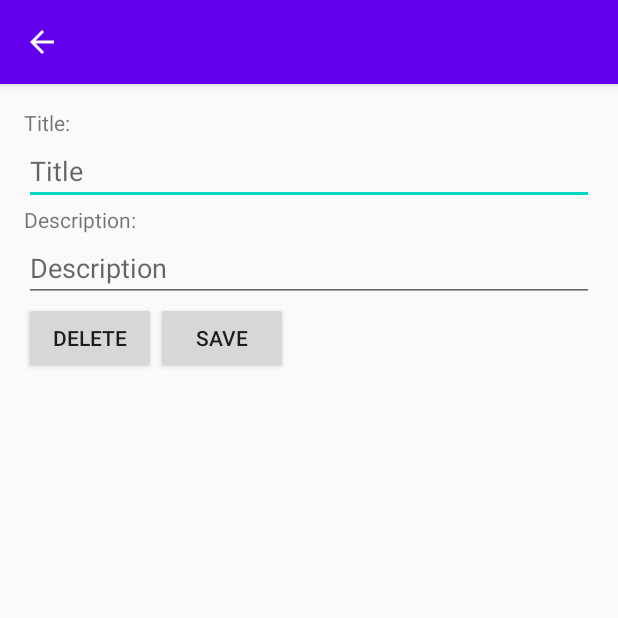
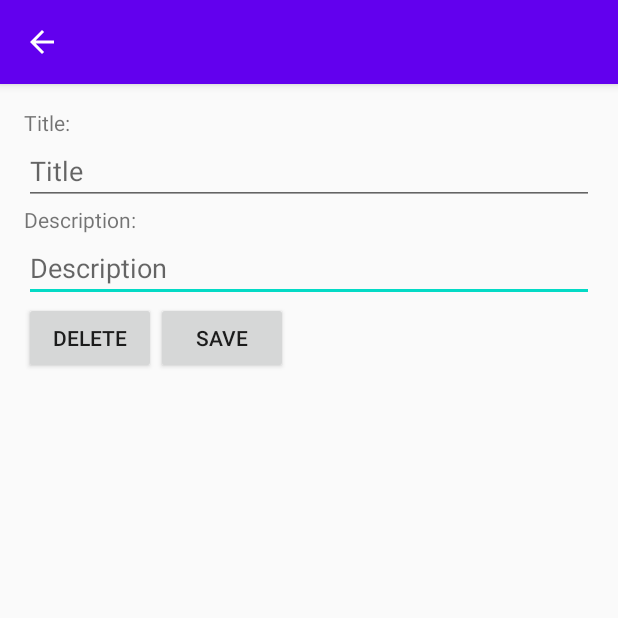
Before and after one commit to Zeniahacks/NoteTaker, an Android app: the screen it shows after launch (DetailActivity), after a tap on "Add Note", on a phone screen of 412 x 824 dp, the top half of it. Run offline under Robolectric (Android 15) with nearby library versions, the phone set to English and light mode, and no system bars.

Commit message:
Updated DetailActivity, added toast and check for empty fields

```diff
--- a/app/src/main/java/sg/edu/rp/c346/id19023702/notetaker/NotesAdapter.java
+++ b/app/src/main/java/sg/edu/rp/c346/id19023702/notetaker/NotesAdapter.java
@@ -14,8 +14,15 @@ import java.util.ArrayList;
 
 public class NotesAdapter extends ArrayAdapter<Note> {
 
-    public NotesAdapter(@NonNull Context context, @NonNull ArrayList<Note> notes) {
-        super(context, 0, notes);
+    private ArrayList<Note> notes;
+    private Context context;
+
+    public NotesAdapter(@NonNull Context context, @NonNull ArrayList<Note> objects) {
+        super(context, 0, objects);
+        // Store the module that is passed to this adapter
+        notes = objects;
+        // Store Context object as we would need to use it later
+        this.context = context;
     }
 
     @NonNull
--- a/app/src/main/res/layout/activity_detail.xml
+++ b/app/src/main/res/layout/activity_detail.xml
@@ -33,7 +33,10 @@
             android:layout_width="match_parent"
             android:layout_height="wrap_content"
             android:hint="@string/edit_text_description"
-            android:inputType="textAutoCorrect|textCapSentences|textMultiLine" />
+            android:inputType="textAutoCorrect|textCapSentences|textMultiLine">
+
+            <requestFocus />
+        </EditText>
 
         <LinearLayout
             android:layout_width="wrap_content"
--- a/app/src/main/res/menu/menu_main.xml
+++ b/app/src/main/res/menu/menu_main.xml
@@ -6,5 +6,5 @@
         android:icon="@drawable/ic_add_note_white_48dp"
         android:orderInCategory="0"
         android:title="@string/action_add_note"
-        app:showAsAction="ifRoom" />
+        app:showAsAction="ifRoom|withText" />
 </menu>
```
Also changed, not shown: app/src/main/java/sg/edu/rp/c346/id19023702/notetaker/DetailActivity.java (+52 -0 lines).
